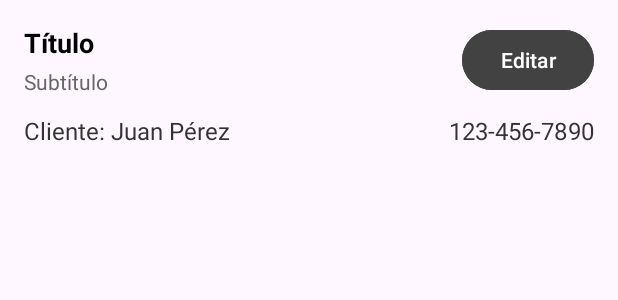
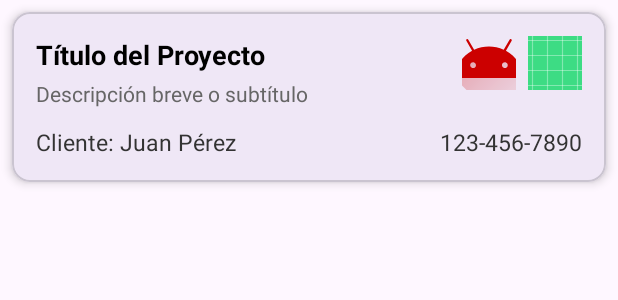
Before and after one commit to josebarrontovar/Kiname, an Android app: the layout item_assignment_appointments.xml on its own in the app's theme, with its tools: preview values and no code run, on a phone screen of 412 x 824 dp. Shown: the top 300 px of the screen. Run offline under Robolectric (Android 15) with nearby library versions, the phone set to English and light mode, and no system bars.

Commit message:
edit, remove

```diff
--- a/app/src/main/java/com/example/kiname/domain/repository/AppoinmentRepository.kt
+++ b/app/src/main/java/com/example/kiname/domain/repository/AppoinmentRepository.kt
@@ -5,4 +5,5 @@ import com.example.kiname.domain.model.Appoinment
 interface AppoinmentRepository {
     suspend fun saveAppointment(appointment: Appoinment): Result<Unit>
     suspend fun getAllAppointment(): Result<List<Appoinment>>
+    suspend fun deleteAppointment(id: String): Result<Unit>
 }
--- a/app/src/main/java/com/example/kiname/presentation/ui/home/HomeActivity.kt
+++ b/app/src/main/java/com/example/kiname/presentation/ui/home/HomeActivity.kt
@@ -42,7 +42,9 @@ class HomeActivity : AppCompatActivity() {
     }
 
     private fun initRecycler() {
-        adapter = AppointmentAdapter(mutableListOf())
+        adapter = AppointmentAdapter(mutableListOf()) { id ->
+            homeViewModel.deleteAppointment(id)
+        }
         binding.rvAppointments.layoutManager = LinearLayoutManager(this)
         binding.rvAppointments.adapter = adapter
     }
--- a/app/src/main/res/layout/item_assignment_appointments.xml
+++ b/app/src/main/res/layout/item_assignment_appointments.xml
@@ -1,34 +1,53 @@
 <!-- item_layout.xml -->
-<androidx.constraintlayout.widget.ConstraintLayout xmlns:android="http://schemas.android.com/apk/res/android"
+<com.google.android.material.card.MaterialCardView xmlns:android="http://schemas.android.com/apk/res/android"
     xmlns:app="http://schemas.android.com/apk/res-auto"
+    android:layout_width="match_parent"
+    android:layout_height="wrap_content"
+    android:layout_margin="8dp"
+    android:elevation="4dp"
+    app:cardCornerRadius="12dp"
+    app:cardElevation="4dp">
+
+    <androidx.constraintlayout.widget.ConstraintLayout
         android:layout_width="match_parent"
         android:layout_height="wrap_content"
         android:padding="16dp">
 
-    <!-- Botón Editar en la esquina superior derecha -->
-    <Button
+        <!-- Botón Editar -->
+        <ImageButton
             android:id="@+id/btnEdit"
-        android:layout_width="wrap_content"
-        android:layout_height="wrap_content"
-        android:backgroundTint="@color/cardview_dark_background"
-        android:text="Editar"
-        android:textColor="@android:color/white"
-        android:textSize="14sp"
+            android:layout_width="36dp"
+            android:layout_height="36dp"
+            android:src="@drawable/ic_launcher_background"
+            android:background="?attr/selectableItemBackgroundBorderless"
+            android:contentDescription="Editar"
             app:layout_constraintEnd_toEndOf="parent"
             app:layout_constraintTop_toTopOf="parent" />
+
+        <!-- Botón Eliminar -->
+        <ImageButton
+            android:id="@+id/btnDelete"
+            android:layout_width="36dp"
+            android:layout_height="36dp"
+            android:src="@drawable/ic_launcher_foreground"
+            android:background="?attr/selectableItemBackgroundBorderless"
+            android:contentDescription="Eliminar"
+            app:tint="@android:color/holo_red_dark"
+            app:layout_constraintEnd_toStartOf="@id/btnEdit"
+            app:layout_constraintTop_toTopOf="parent"
+            android:layout_marginEnd="8dp"/>
 
         <!-- Título -->
         <TextView
             android:id="@+id/tvTitle"
             android:layout_width="0dp"
             android:layout_height="wrap_content"
-        android:layout_marginEnd="60dp"
-        android:text="Título"
+            android:text="Título del Proyecto"
             android:textColor="#000000"
             android:textSize="18sp"
             android:textStyle="bold"
-        app:layout_constraintEnd_toStartOf="@id/btnEdit"
             app:layout_constraintStart_toStartOf="parent"
+            app:layout_constraintEnd_toStartOf="@id/btnDelete"
             app:layout_constraintTop_toTopOf="parent" />
 
         <!-- Subtítulo -->
@@ -37,11 +56,11 @@
             android:layout_width="0dp"
             android:layout_height="wrap_content"
             android:layout_marginTop="4dp"
-        android:text="Subtítulo"
+            android:text="Descripción breve o subtítulo"
             android:textColor="#666666"
             android:textSize="14sp"
+            app:layout_constraintStart_toStartOf="parent"
             app:layout_constraintEnd_toEndOf="parent"
-        app:layout_constraintStart_toStartOf="parent"
             app:layout_constraintTop_toBottomOf="@id/tvTitle" />
 
         <!-- Nombre del Cliente -->
@@ -52,11 +71,11 @@
             android:layout_marginTop="12dp"
             android:text="Cliente: Juan Pérez"
             android:textColor="#333333"
-        android:textSize="16sp"
+            android:textSize="15sp"
+            app:layout_constraintStart_toStartOf="parent"
             app:layout_constraintEnd_toStartOf="@id/tvPhone"
-        app:layout_constraintHorizontal_bias="0"
-        app:layout_constraintStart_toStartOf="parent"
-        app:layout_constraintTop_toBottomOf="@id/tvSubtitle" />
+            app:layout_constraintTop_toBottomOf="@id/tvSubtitle"
+            app:layout_constraintHorizontal_bias="0" />
 
         <!-- Teléfono -->
         <TextView
@@ -66,8 +85,10 @@
             android:layout_marginTop="12dp"
             android:text="123-456-7890"
             android:textColor="#333333"
-        android:textSize="16sp"
+            android:textSize="15sp"
             app:layout_constraintEnd_toEndOf="parent"
             app:layout_constraintTop_toBottomOf="@id/tvSubtitle" />
 
     </androidx.constraintlayout.widget.ConstraintLayout>
+
+</com.google.android.material.card.MaterialCardView>
```
Also changed, not shown: app/src/main/java/com/example/kiname/data/impl/AppoinmentRepositoryImpl.kt (+9 -0 lines), app/src/main/java/com/example/kiname/presentation/components/AppointmentAdapter.kt (+17 -13 lines), app/src/main/java/com/example/kiname/presentation/ui/home/HomeViewModel.kt (+13 -0 lines). Lines whose indentation alone changed are shown as unchanged.
